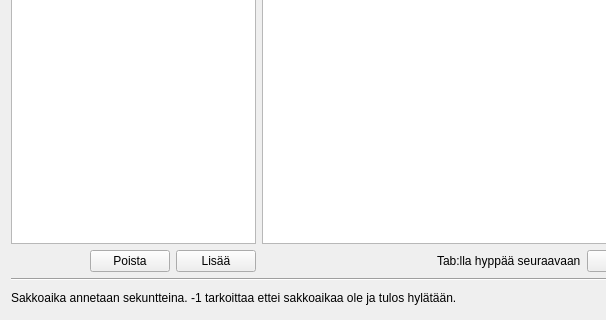
Before: the Qt Designer form gui/form/sarjatform.ui in Hatell/Tulospalvelu, drawn with Qt 5; both pictures show x 0 to 606 and y 194 to 514 of the 764 by 514 pixel window.
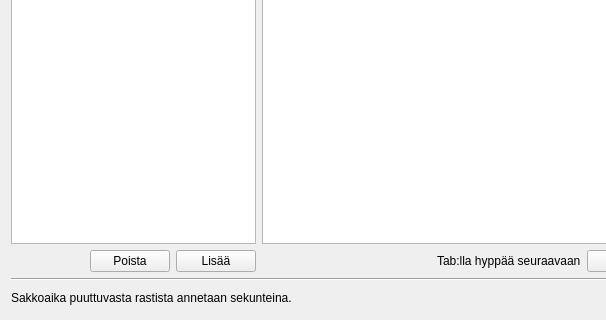
After: the same form once the commit is applied.

Commit message: SarjatForm: Päivitetty tekstiä

The edit to the form file:
```diff
--- a/gui/form/sarjatform.ui
+++ b/gui/form/sarjatform.ui
@@ -150,7 +150,7 @@
      <item>
       <widget class="QLabel" name="label_3">
        <property name="text">
-        <string>Sakkoaika annetaan sekuntteina. -1 tarkoittaa ettei sakkoaikaa ole ja tulos hylätään.</string>
+        <string>&lt;html&gt;&lt;head/&gt;&lt;body&gt;&lt;p&gt;Sakkoaika puuttuvasta rastista annetaan sekunteina.&lt;/p&gt;&lt;/body&gt;&lt;/html&gt;</string>
        </property>
       </widget>
      </item>
```
